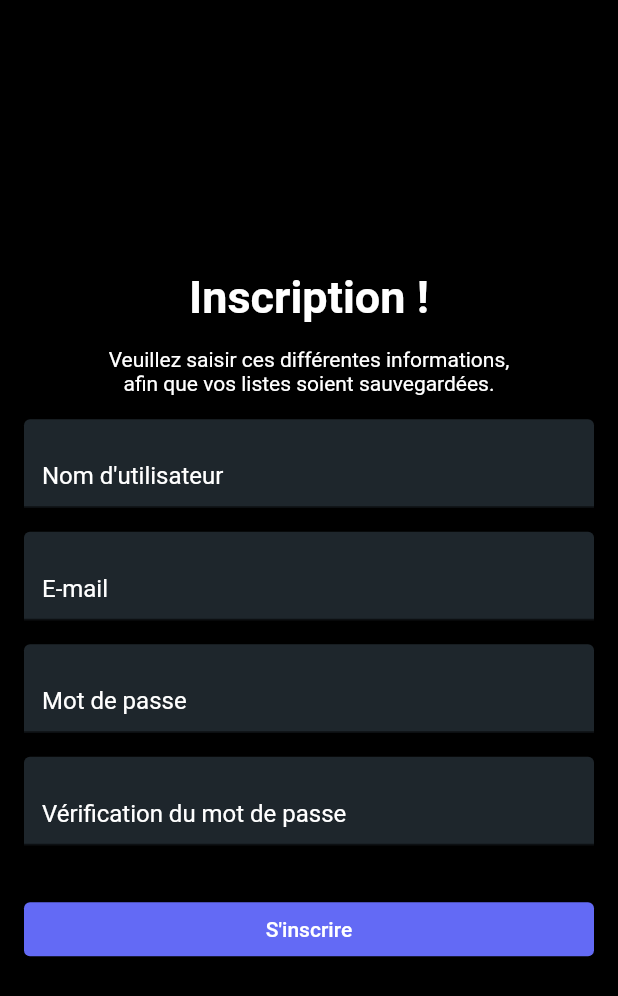
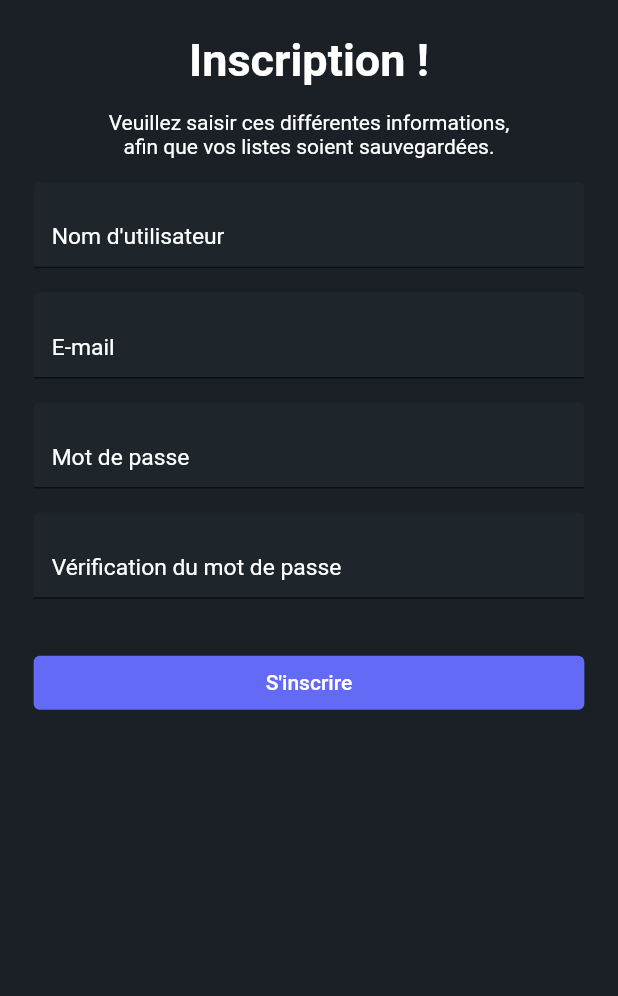
Before and after one commit to Marin29/projet_mob, a Flutter app: the Inscription screen opened directly, on a phone screen of 412 x 824 dp. Shown: the top 996 px of the screen. Run offline on Flutter 3.47's test engine with Material 2 defaults, Android fonts, the phone set to English and light mode, and no system bars; our stand-ins replace cloud_firestore, firebase_auth, firebase_core, flutter_svg; accounts and stored records are empty; Roboto replaces fonts that are missing (Proxima Nova).

Commit message:
plein de trucs

```diff
--- a/lib/pages/inscription_page.dart
+++ b/lib/pages/inscription_page.dart
@@ -1,6 +1,8 @@
 import 'package:flutter/material.dart';
-import 'package:flutter_svg/flutter_svg.dart';
-import 'package:flutter_svg/flutter_svg.dart';
+import 'package:firebase_auth/firebase_auth.dart';
+import 'package:cloud_firestore/cloud_firestore.dart';
+import 'package:projet_mob/pages/accueil_page.dart';
+
 class Inscription extends StatefulWidget {
   const Inscription({Key? key}) : super(key: key);
 
@@ -13,17 +15,16 @@ class _InscriptionState extends State<Inscription> {
   TextEditingController _emailController = TextEditingController();
   TextEditingController _passwordController = TextEditingController();
   TextEditingController _password2Controller = TextEditingController();
-  final GlobalKey<NavigatorState> _navigatorKey = GlobalKey<NavigatorState>();
+
+  final FirebaseAuth _auth = FirebaseAuth.instance;
 
   @override
   Widget build(BuildContext context) {
     return Scaffold(
-      backgroundColor: Colors.black, // changer la couleur de fond en gris clair
+      backgroundColor: const Color(0xFF1A2025),
       body: Padding(
-        padding: const EdgeInsets.all(16.0),
-        child: Column(
-          crossAxisAlignment: CrossAxisAlignment.stretch,
-          mainAxisAlignment: MainAxisAlignment.center,
+        padding: const EdgeInsets.all(22.44),
+        child: ListView(
           children: <Widget>[
             const Text(
               'Inscription !',
@@ -50,6 +51,11 @@ class _InscriptionState extends State<Inscription> {
                 labelStyle: TextStyle(color: Colors.white),
                 alignLabelWithHint: true, // aligner le titre avec le texte d'entrée
               ),
+              style: const TextStyle(
+                color: Colors.white,
+                fontSize: 15.24,
+                fontFamily: 'Proxima Nova',
+              ),
             ),
             const SizedBox(height: 16.0),
             TextField(
@@ -62,6 +68,11 @@ class _InscriptionState extends State<Inscription> {
                 labelStyle: TextStyle(color: Colors.white),
                 alignLabelWithHint: true, // aligner le titre avec le texte d'entrée
               ),
+              style: const TextStyle(
+                color: Colors.white,
+                fontSize: 15.24,
+                fontFamily: 'Proxima Nova',
+              ),
             ),
             const SizedBox(height: 16.0),
             TextField(
@@ -73,6 +84,11 @@ class _InscriptionState extends State<Inscription> {
                 fillColor: Color.fromRGBO(30, 38, 44, 1.0),// couleur de fond
                 labelStyle: TextStyle(color: Colors.white),
                 alignLabelWithHint: true, // aligner le titre avec le texte d'entrée
+              ),
+              style: const TextStyle(
+                color: Colors.white,
+                fontSize: 15.24,
+                fontFamily: 'Proxima Nova',
               ),
               obscureText: true,
             ),
@@ -87,6 +103,11 @@ class _InscriptionState extends State<Inscription> {
                 labelStyle: TextStyle(color: Colors.white),
                 alignLabelWithHint: true, // aligner le titre avec le texte d'entrée
               ),
+              style: const TextStyle(
+                color: Colors.white,
+                fontSize: 15.24,
+                fontFamily: 'Proxima Nova',
+              ),
               obscureText: true,
             ),
             const SizedBox(height: 32.0),
@@ -97,11 +118,27 @@ class _InscriptionState extends State<Inscription> {
                 foregroundColor: MaterialStateProperty.all<Color>(Colors.white),
               ),
               child: Text('S\'inscrire'),
-              onPressed: () {
-                final String mail = _emailController.text.trim();
-                final String mdp = _passwordController.text.trim();
-                //BlocProvider.of<UserBloc>(context).add(SignUpEvent(mail, mdp));
-                Navigator.pop(context);
+              onPressed: () async {
+                try {
+                  UserCredential userCredential = await _auth.createUserWithEmailAndPassword(
+                    email: _emailController.text.trim(),
+                    password: _passwordController.text.trim(),
+                  );
+                  // L'utilisateur a été créé avec succès.
+                  Navigator.push(
+                    context,
+                    MaterialPageRoute(
+                        builder: (context) => Accueil()),
+                  );
+                } on FirebaseAuthException catch (e) {
+                  if (e.code == 'weak-password') {
+                    print('Le mot de passe est trop faible.');
+                  } else if (e.code == 'email-already-in-use') {
+                    print('Cette adresse e-mail est déjà utilisée.');
+                  }
+                } catch (e) {
+                  print(e);
+                }
                 //BlocProvider.of<UserBloc>(context).add(ConnectUserEvent());
               },
             ),
--- a/pubspec.yaml
+++ b/pubspec.yaml
@@ -94,3 +94,6 @@ flutter:
   #
   # For details regarding fonts from package dependencies,
   # see https://flutter.dev/custom-fonts/#from-packages
+
+  assets:
+    - assets/Icones/
```
Also changed, not shown: lib/main.dart (+4 -5 lines), lib/pages/accueil_page.dart (+33 -7 lines), lib/pages/connexion_page.dart (+7 -5 lines), pubspec.lock, 9 other files.
